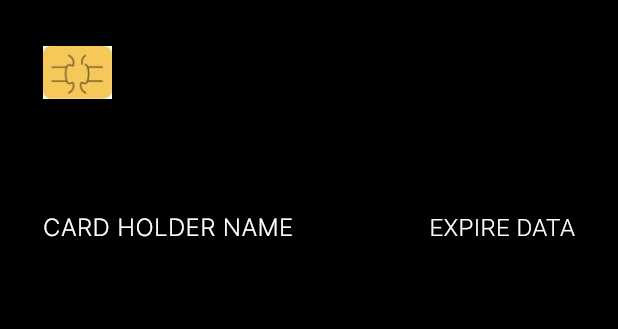
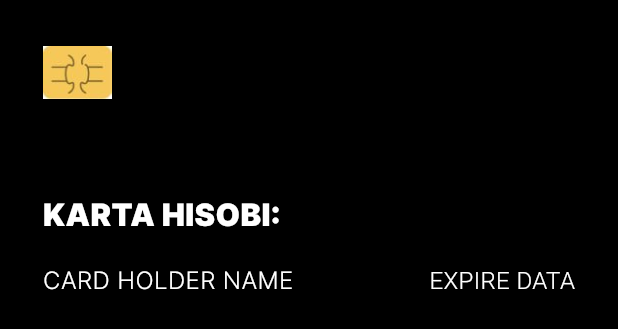
Before and after one commit to abdushukur77/practidse, a Flutter app: the CardContainer widget shown alone on an empty page, opened directly with empty values, on a phone screen of 412 x 824 dp. Shown: the top 329 px of the screen. Run offline on Flutter 3.47's test engine with Material 3 defaults, Android fonts, the phone set to English and light mode, and no system bars; our stand-ins replace dio, flutter_bloc, flutter_screenutil, zoom_tap_animation; network calls fail.

Commit message:
INITIAL COMMIT

```diff
--- a/lib/screens/global_widgets/card_container.dart
+++ b/lib/screens/global_widgets/card_container.dart
@@ -1,5 +1,6 @@
 import 'package:flutter/material.dart';
 import 'package:flutter_screenutil/flutter_screenutil.dart';
+import 'package:practidse/utils/colors/app_colors.dart';
 import 'package:practidse/utils/images/app_images.dart';
 import 'package:practidse/utils/styles/app_text_style.dart';
 
@@ -11,12 +12,14 @@ class CardContainer extends StatelessWidget {
     required this.cardHolderName,
     required this.expireDate,
     required this.colors,
+    required this.amount,
   });
 
   final String cardType;
   final String cardNumber;
   final String cardHolderName;
   final String expireDate;
+  final String amount;
   final List<Color> colors;
 
   @override
@@ -64,7 +67,7 @@ class CardContainer extends StatelessWidget {
                     fontWeight: FontWeight.w800,
                     fontSize: 23.sp,
                   ),
-                )
+                ),
               ],
             ),
             SizedBox(
@@ -79,7 +82,33 @@ class CardContainer extends StatelessWidget {
               ),
             ),
             SizedBox(
-              height: 25.h,
+              height: 15.h,
+            ),
+            Row(
+              children: [
+                Text(
+                  'KARTA HISOBI:',
+                  style: AppTextStyle.interBold.copyWith(
+                    color: AppColors.white,
+                    fontSize: 18.sp,
+                    fontWeight: FontWeight.w900,
+                  ),
+                ),
+                SizedBox(
+                  width: 10.w,
+                ),
+                Text(
+                  amount,
+                  style: AppTextStyle.interBold.copyWith(
+                    color: Colors.white,
+                    fontWeight: FontWeight.w900,
+                    fontSize: 16.sp,
+                  ),
+                ),
+              ],
+            ),
+            SizedBox(
+              height: 15.h,
             ),
             Row(
               mainAxisAlignment: MainAxisAlignment.spaceBetween,
--- a/lib/screens/tab_box/card/card_screen.dart
+++ b/lib/screens/tab_box/card/card_screen.dart
@@ -2,6 +2,7 @@ import 'package:flutter/material.dart';
 import 'package:flutter/services.dart';
 import 'package:flutter_bloc/flutter_bloc.dart';
 import 'package:flutter_screenutil/flutter_screenutil.dart';
+import 'package:intl/intl.dart';
 import 'package:practidse/blocs/books/cards_bloc.dart';
 import 'package:practidse/blocs/books/cards_event.dart';
 import 'package:practidse/blocs/books/cards_state.dart';
@@ -88,7 +89,9 @@ class _CardScreenState extends State<CardScreen> {
                         ),
                         physics: const BouncingScrollPhysics(),
                         children: [
-                          ...List.generate(state.cards.length, (index) {
+                          ...List.generate(
+                            state.cards.length,
+                            (index) {
                               CardModel card = state.cards[index];
                               return CardContainer(
                                 cardType: card.providerName,
@@ -107,8 +110,11 @@ class _CardScreenState extends State<CardScreen> {
                                     ),
                                   ),
                                 ],
+                                amount: NumberFormat.currency(locale: "uz")
+                                    .format(card.amount),
                               );
-                          })
+                            },
+                          ),
                         ],
                       ),
                     ),
--- a/pubspec.yaml
+++ b/pubspec.yaml
@@ -20,6 +20,7 @@ dependencies:
   lottie: ^3.1.0
   dio: ^5.4.2+1
   flutter_bloc: ^8.1.5
+  intl: ^0.19.0
 
 dev_dependencies:
   flutter_test:
```
Also changed, not shown: pubspec.lock. Lines whose indentation alone changed are shown as unchanged.
